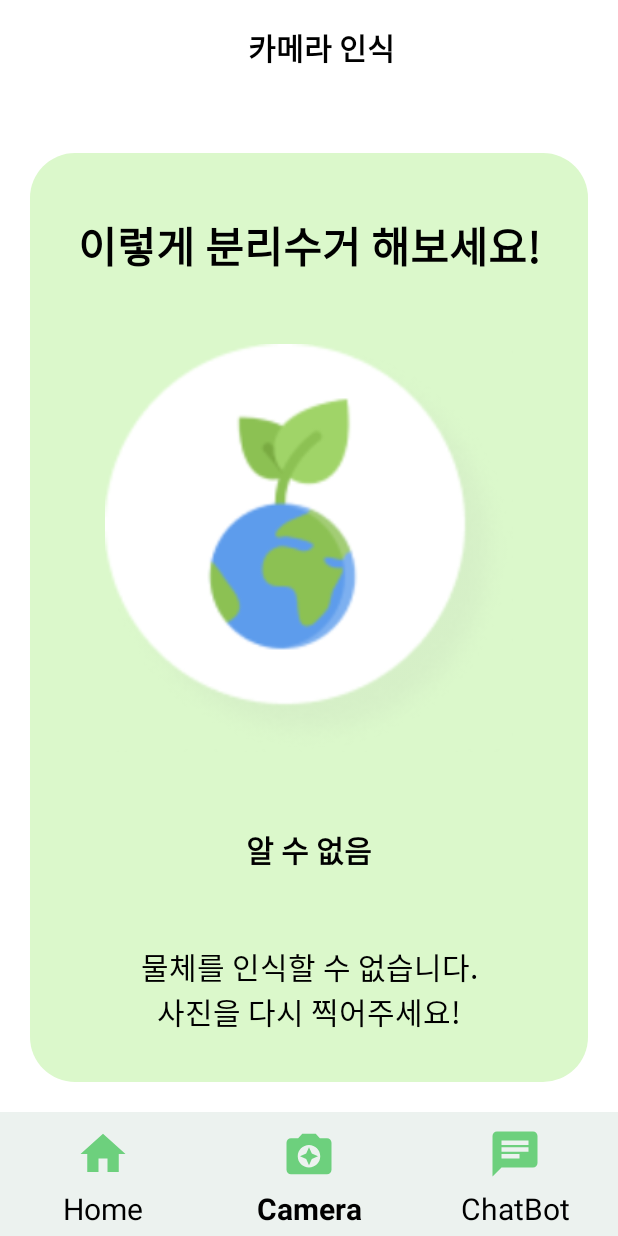
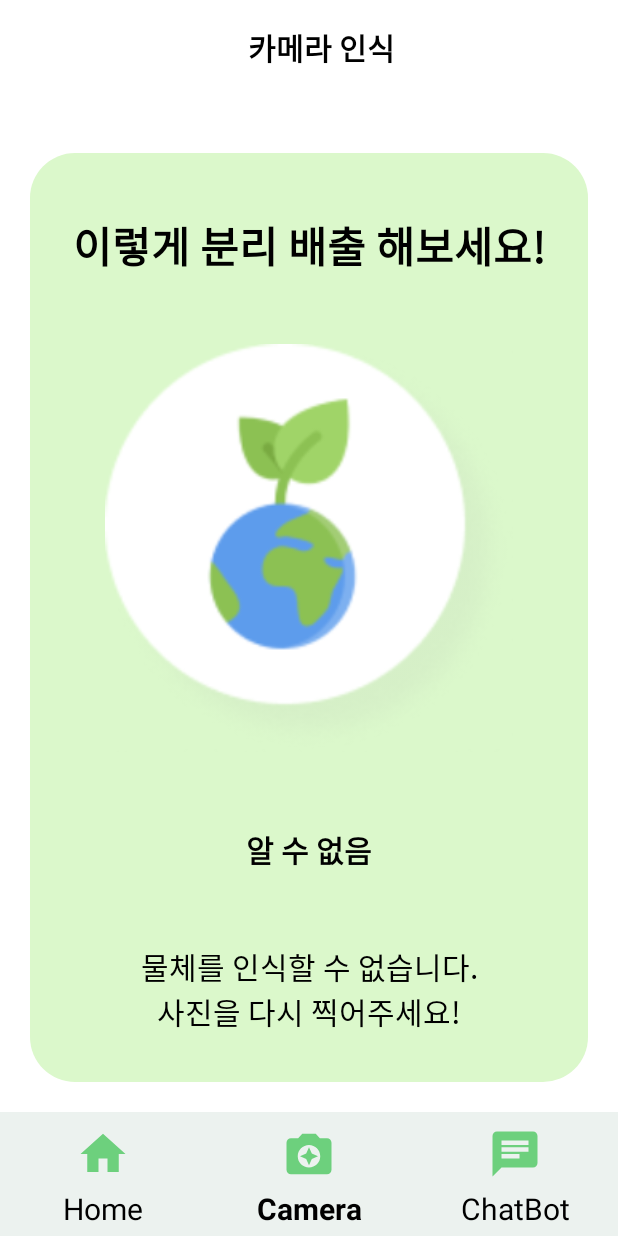
Before and after one commit to bkk21/Greenery, an Android app: the Camera_Result screen opened directly, with no data from a screen before it, on a phone screen of 412 x 824 dp. Run offline under Robolectric (Android 15) with nearby library versions, the phone set to English and light mode, and no system bars; pictures from the network do not load.

Commit message:
20240127 - 전체 구현 완료

```diff
--- a/app/src/main/java/com/ert/greenery/Camera_Result.kt
+++ b/app/src/main/java/com/ert/greenery/Camera_Result.kt
@@ -57,7 +57,7 @@ class Camera_Result : AppCompatActivity() {
         if(data != "") {
             type.setText(data)
             var print_type = data?.let { get_last_text(it) }
-            text.setText("$print_type 배출해주세요!\n더 자세한 분리수거 방법은 챗봇에서\n확인해주세요")
+            text.setText("$print_type 배출해주세요!\n더 자세한 분리 배출 방법은 챗봇에서\n확인해주세요")
         }
 
         val home = findViewById<LinearLayout>(R.id.home)
--- a/app/src/main/res/layout/activity_camera_result.xml
+++ b/app/src/main/res/layout/activity_camera_result.xml
@@ -69,7 +69,7 @@
                         android:id="@+id/Textmain"
                         android:layout_width="match_parent"
                         android:layout_height="match_parent"
-                        android:text="이렇게 분리수거 해보세요!"
+                        android:text="이렇게 분리 배출 해보세요!"
                         android:textStyle="bold"
                         android:textSize="28sp"
                         android:textColor="#000"
```
